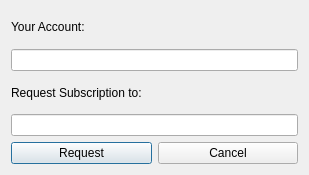
Qt form ui/request-subscribe.ui (berndhs/egalite) before a commit.
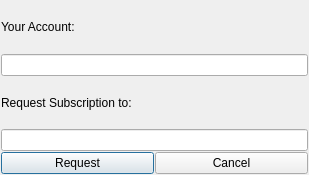
The same form after that commit. Icons and pictures are not drawn.

Commit message: made margins small, the default qt-designer margins are silly

Patch:
```diff
--- a/ui/request-subscribe.ui
+++ b/ui/request-subscribe.ui
@@ -62,6 +62,7 @@
    </item>
   </layout>
  </widget>
+ <layoutdefault spacing="1" margin="1"/>
  <resources>
   <include location="../dchat.qrc"/>
  </resources>
```
Left out of the diff: 1 changed line with no effect on the pictures. The commit also changes 18 other files.
